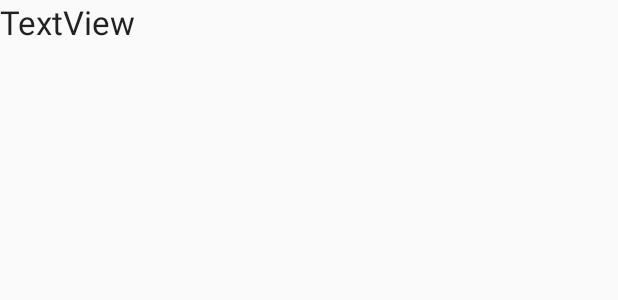
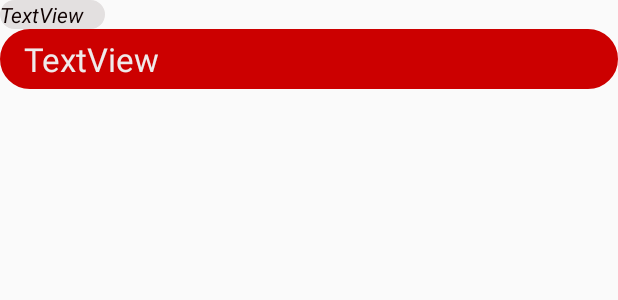
Before and after one commit to ralfibr/CheckAndGoApp, an Android app: the layout message_item.xml on its own in the app's theme, with its tools: preview values and no code run, on a phone screen of 412 x 824 dp. Shown: the top 300 px of the screen. Run offline under Robolectric (Android 15) with nearby library versions, the phone set to English and light mode, and no system bars.

Commit message:
chat works

```diff
--- a/app/src/main/java/com/androidcourse/checkgoapp/model/Message.kt
+++ b/app/src/main/java/com/androidcourse/checkgoapp/model/Message.kt
@@ -1,5 +1,6 @@
 package com.androidcourse.checkgoapp.model
 
-class Message(val id: String,val message: String) {
+class Message(val id: String,val message: String, val username: String) {
+    constructor() : this("","", "")
 
 }
--- a/app/src/main/java/com/androidcourse/checkgoapp/ui/Chat/ChatAdapter.kt
+++ b/app/src/main/java/com/androidcourse/checkgoapp/ui/Chat/ChatAdapter.kt
@@ -16,8 +16,11 @@ class ChatAdapter(val mCtx: Context, val layoutResId: Int,val  chatList: List<Me
        val layoutInflater: LayoutInflater = LayoutInflater.from(mCtx)
         val view: View = layoutInflater.inflate(layoutResId, null)
         val textViewName = view.findViewById<TextView>(R.id.tvMessageItem1)
+        val texViewUserName = view.findViewById<TextView>(R.id.textViewUserName)
         val item = chatList[position]
         textViewName.text = item.message
+        texViewUserName.text = item.username
+
         return view
     }
 }
--- a/app/src/main/res/layout/message_item.xml
+++ b/app/src/main/res/layout/message_item.xml
@@ -4,10 +4,26 @@
     android:layout_height="match_parent">
 
     <TextView
+        android:id="@+id/textViewUserName"
+        android:layout_width="70dp"
+        android:layout_height="wrap_content"
+        android:background="@drawable/share_rounded_corner_with_border"
+        android:backgroundTint="#E3E0E0"
+        android:text="TextView"
+        android:textColor="#0E0101"
+        android:textSize="14sp"
+        android:textStyle="italic" />
+
+    <TextView
 
         android:id="@+id/tvMessageItem1"
         android:layout_width="match_parent"
-        android:layout_height="wrap_content"
+        android:layout_height="40dp"
+        android:background="@drawable/share_rounded_corner_with_border"
+        android:backgroundTint="@color/colorPrimary"
+        android:gravity="bottom|clip_vertical|fill_horizontal|top|left|center_vertical|fill_vertical|end"
+        android:text="   TextView"
         android:textAppearance="@style/TextAppearance.AppCompat.Large"
-        android:text="TextView" />
+        android:textColor="#EFEAEA" />
+
 </LinearLayout>
```
Also changed, not shown: app/src/main/java/com/androidcourse/checkgoapp/ui/Chat/Chat.kt (+25 -41 lines), app/src/main/res/layout/activity_chat.xml (+13 -8 lines).
